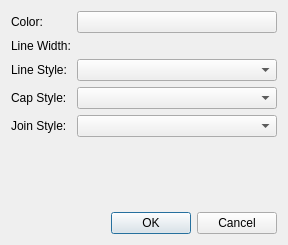
Above: itomWidgets/ui/penCreatorDialog.ui from itom-project/itom before the change. Below: the same form after it.
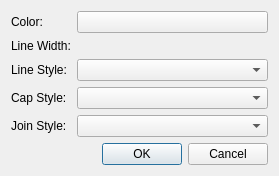
That is the form after the change. Custom widgets are drawn as their Qt base class.

Commit message: further work on dialog. penBtn shows strange behavior when color not editable

The edit to the form file:
```diff
--- a/itomWidgets/ui/penCreatorDialog.ui
+++ b/itomWidgets/ui/penCreatorDialog.ui
@@ -6,8 +6,8 @@
    <rect>
     <x>0</x>
     <y>0</y>
-    <width>288</width>
-    <height>245</height>
+    <width>279</width>
+    <height>176</height>
    </rect>
   </property>
   <property name="windowTitle">
```
Left out of the diff: 4 changed lines with no effect on the pictures. The commit also changes 6 other files.
